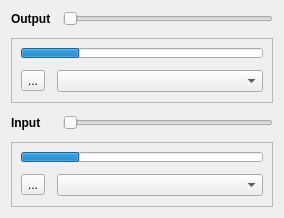
The window that src/Panel/panel.ui (rampageX/QuickSoundSwitcher) describes before a commit, drawn with Qt 5.
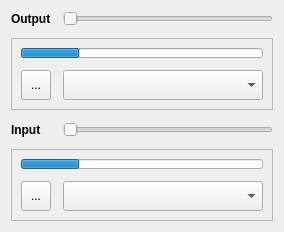
The same window after the commit.

The edit to the form file:
```diff
--- a/src/Panel/panel.ui
+++ b/src/Panel/panel.ui
@@ -7,7 +7,7 @@
     <x>0</x>
     <y>0</y>
     <width>284</width>
-    <height>218</height>
+    <height>230</height>
    </rect>
   </property>
   <property name="windowTitle">
@@ -123,7 +123,7 @@
         <property name="minimumSize">
          <size>
           <width>0</width>
-          <height>0</height>
+          <height>30</height>
          </size>
         </property>
        </widget>
@@ -132,8 +132,8 @@
        <widget class="QToolButton" name="outputMuteButton">
         <property name="minimumSize">
          <size>
-          <width>0</width>
-          <height>0</height>
+          <width>30</width>
+          <height>30</height>
          </size>
         </property>
         <property name="text">
@@ -186,7 +186,7 @@
         <property name="minimumSize">
          <size>
           <width>0</width>
-          <height>0</height>
+          <height>30</height>
          </size>
         </property>
        </widget>
@@ -195,8 +195,8 @@
        <widget class="QToolButton" name="inputMuteButton">
         <property name="minimumSize">
          <size>
-          <width>0</width>
-          <height>0</height>
+          <width>30</width>
+          <height>30</height>
          </size>
         </property>
         <property name="text">
```
